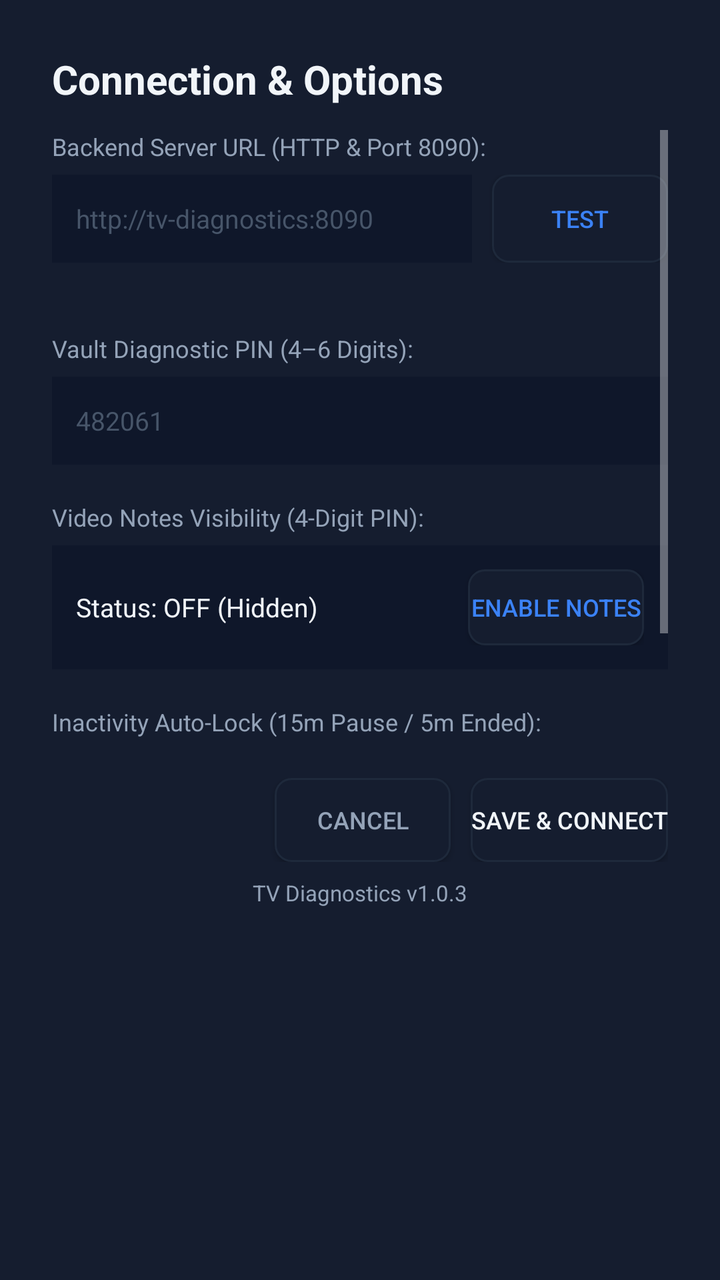
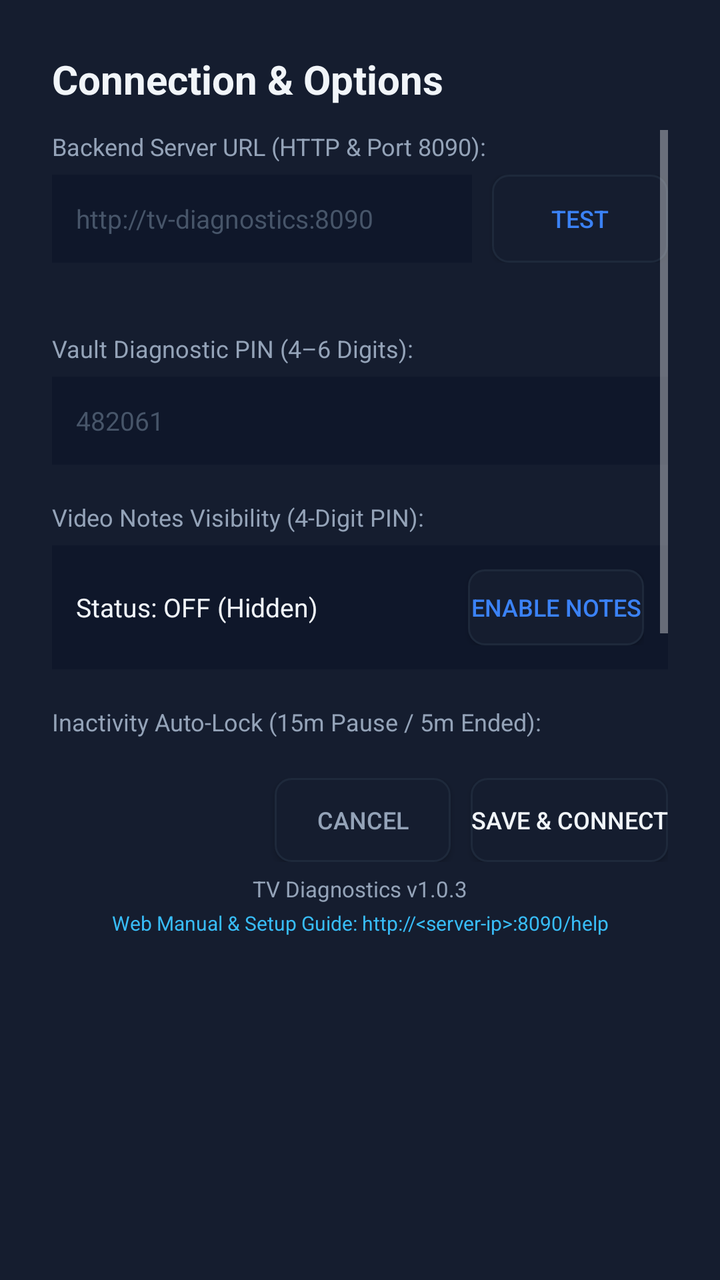

Before-and-after screenshots of an Android layout around one commit, followed by the original layout XML and the change that was made.
<!-- AndroidManifest.xml: application theme Theme.TVDiagnostics -->
<!-- res/layout/dialog_settings.xml -->
<?xml version="1.0" encoding="utf-8"?>
<LinearLayout xmlns:android="http://schemas.android.com/apk/res/android"
    android:layout_width="560dp"
    android:layout_height="wrap_content"
    android:orientation="vertical"
    android:background="@color/card_dark"
    android:padding="26dp">

    <TextView
        android:layout_width="wrap_content"
        android:layout_height="wrap_content"
        android:text="@string/btn_settings"
        android:textColor="@color/text_white"
        android:textSize="20sp"
        android:textStyle="bold"
        android:layout_marginBottom="12dp" />

    
    <ScrollView
        android:layout_width="match_parent"
        android:layout_height="310dp"
        android:scrollbars="vertical"
        android:fadeScrollbars="false"
        android:layout_marginBottom="14dp">

        <LinearLayout
            android:layout_width="match_parent"
            android:layout_height="wrap_content"
            android:orientation="vertical">

            
            <TextView
                android:layout_width="wrap_content"
                android:layout_height="wrap_content"
                android:text="Backend Server URL (HTTP &amp; Port 8090):"
                android:textColor="@color/text_muted"
                android:textSize="12sp"
                android:layout_marginBottom="6dp" />

            <LinearLayout
                android:layout_width="match_parent"
                android:layout_height="wrap_content"
                android:orientation="horizontal"
                android:gravity="center_vertical"
                android:layout_marginBottom="6dp">

                <EditText
                    android:id="@+id/etServerUrl"
                    android:layout_width="0dp"
                    android:layout_height="44dp"
                    android:layout_weight="1"
                    android:background="#0F172A"
                    android:paddingStart="12dp"
                    android:paddingEnd="12dp"
                    android:textColor="@color/text_white"
                    android:textSize="13sp"
                    android:hint="@string/default_server_url"
                    android:textColorHint="#475569"
                    android:inputType="textUri"
                    android:focusable="true"
                    android:layout_marginEnd="10dp" />

                <Button
                    android:id="@+id/btnTestConnection"
                    android:layout_width="wrap_content"
                    android:layout_height="44dp"
                    android:text="Test"
                    android:background="@drawable/btn_tv_focus"
                    android:textColor="@color/accent_blue"
                    android:textSize="12sp"
                    android:paddingStart="16dp"
                    android:paddingEnd="16dp"
                    android:focusable="true" />
            </LinearLayout>

            <TextView
                android:id="@+id/tvConnectionStatus"
                android:layout_width="match_parent"
                android:layout_height="wrap_content"
                android:text=""
                android:textSize="12sp"
                android:visibility="gone"
                android:layout_marginBottom="6dp" />

            <TextView
                android:id="@+id/tvDeviceIpHint"
                android:layout_width="match_parent"
                android:layout_height="wrap_content"
                android:text=""
                android:textColor="#94A3B8"
                android:textSize="11sp"
                android:layout_marginBottom="14dp" />

            
            <TextView
                android:layout_width="wrap_content"
                android:layout_height="wrap_content"
                android:text="Vault Diagnostic PIN (4–6 Digits):"
                android:textColor="@color/text_muted"
                android:textSize="12sp"
                android:layout_marginBottom="6dp" />

            <EditText
                android:id="@+id/etPinCode"
                android:layout_width="match_parent"
                android:layout_height="44dp"
                android:background="#0F172A"
                android:paddingStart="12dp"
                android:paddingEnd="12dp"
                android:textColor="@color/text_white"
                android:textSize="13sp"
                android:hint="482061"
                android:textColorHint="#475569"
                android:inputType="numberPassword"
                android:maxLength="6"
                android:focusable="true"
                android:layout_marginBottom="18dp" />

            
            <TextView
                android:layout_width="wrap_content"
                android:layout_height="wrap_content"
                android:text="Video Notes Visibility (4-Digit PIN):"
                android:textColor="@color/text_muted"
                android:textSize="12sp"
                android:layout_marginBottom="6dp" />

            <LinearLayout
                android:layout_width="match_parent"
                android:layout_height="wrap_content"
                android:orientation="horizontal"
                android:gravity="center_vertical"
                android:background="#0F172A"
                android:padding="12dp"
                android:layout_marginBottom="18dp">

                <TextView
                    android:id="@+id/tvNotesStatus"
                    android:layout_width="0dp"
                    android:layout_height="wrap_content"
                    android:layout_weight="1"
                    android:text="Status: OFF (Hidden)"
                    android:textColor="@color/text_white"
                    android:textSize="13sp" />

                <Button
                    android:id="@+id/btnToggleNotes"
                    android:layout_width="wrap_content"
                    android:layout_height="38dp"
                    android:background="@drawable/btn_tv_focus"
                    android:text="Enable Notes"
                    android:textColor="@color/accent_blue"
                    android:textSize="12sp"
                    android:focusable="true" />
            </LinearLayout>

            
            <TextView
                android:layout_width="wrap_content"
                android:layout_height="wrap_content"
                android:text="Inactivity Auto-Lock (15m Pause / 5m Ended):"
                android:textColor="@color/text_muted"
                android:textSize="12sp"
                android:layout_marginBottom="6dp" />

            <LinearLayout
                android:layout_width="match_parent"
                android:layout_height="wrap_content"
                android:orientation="horizontal"
                android:gravity="center_vertical"
                android:background="#0F172A"
                android:padding="12dp"
                android:layout_marginBottom="10dp">

                <TextView
                    android:id="@+id/tvAutoLockStatus"
                    android:layout_width="0dp"
                    android:layout_height="wrap_content"
                    android:layout_weight="1"
                    android:text="Status: Enabled (Active)"
                    android:textColor="@color/text_white"
                    android:textSize="13sp" />

                <Button
                    android:id="@+id/btnToggleAutoLock"
                    android:layout_width="wrap_content"
                    android:layout_height="38dp"
                    android:background="@drawable/btn_tv_focus"
                    android:text="Disable"
                    android:textColor="@color/accent_blue"
                    android:textSize="12sp"
                    android:focusable="true" />
            </LinearLayout>

        </LinearLayout>
    </ScrollView>

    
    <LinearLayout
        android:layout_width="match_parent"
        android:layout_height="wrap_content"
        android:orientation="horizontal"
        android:gravity="end">

        <Button
            android:id="@+id/btnSettingsCancel"
            android:layout_width="wrap_content"
            android:layout_height="42dp"
            android:text="Cancel"
            android:background="@drawable/btn_tv_focus"
            android:textColor="@color/text_muted"
            android:textSize="12sp"
            android:layout_marginEnd="10dp"
            android:focusable="true" />

        <Button
            android:id="@+id/btnSettingsSave"
            android:layout_width="wrap_content"
            android:layout_height="42dp"
            android:text="Save &amp; Connect"
            android:background="@drawable/btn_tv_focus"
            android:textColor="@color/text_white"
            android:textSize="12sp"
            android:focusable="true" />
    </LinearLayout>

    
    <TextView
        android:id="@+id/tvAppVersion"
        android:layout_width="match_parent"
        android:layout_height="wrap_content"
        android:text="TV Diagnostics v1.0.3"
        android:textColor="@color/text_muted"
        android:textSize="11sp"
        android:gravity="center"
        android:layout_marginTop="8dp" />

</LinearLayout>
<!-- resources referenced by this layout -->
<resources>
  <color name="accent_blue">#3B82F6</color>
  <color name="card_dark">#151D2F</color>
  <color name="text_muted">#94A3B8</color>
  <color name="text_white">#F1F5F9</color>
  <!-- drawable btn_tv_focus (drawable) -->
  <?xml version="1.0" encoding="utf-8"?>
  <selector xmlns:android="http://schemas.android.com/apk/res/android">
      <item android:state_focused="true">
          <shape android:shape="rectangle">
              <solid android:color="@color/card_focused" />
              <stroke android:width="3dp" android:color="@color/tv_focus_stroke" />
              <corners android:radius="8dp" />
          </shape>
      </item>
      <item android:state_pressed="true">
          <shape android:shape="rectangle">
              <solid android:color="@color/accent_blue" />
              <corners android:radius="8dp" />
          </shape>
      </item>
      <item>
          <shape android:shape="rectangle">
              <solid android:color="@color/card_dark" />
              <stroke android:width="1dp" android:color="@color/border_dark" />
              <corners android:radius="8dp" />
          </shape>
      </item>
  </selector>
  <string name="btn_settings">Connection &amp; Options</string>
  <string name="default_server_url">http://tv-diagnostics:8090</string>
  <style name="Theme.TVDiagnostics" parent="Theme.AppCompat.NoActionBar">
          <item name="android:windowBackground">@color/bg_dark</item>
          <item name="android:textColor">@color/text_white</item>
          <item name="colorPrimary">@color/accent_blue</item>
          <item name="colorAccent">@color/accent_blue</item>
      </style>
  <color name="card_focused">#2A3B5C</color>
  <color name="tv_focus_stroke">#60A5FA</color>
  <color name="border_dark">#1E293B</color>
  <color name="bg_dark">#0B0F19</color>
</resources>

<!-- the commit's change to res/layout/dialog_settings.xml (unified diff, before → after) -->
@@ -233,6 +233,16 @@
         android:textColor="@color/text_muted"
         android:textSize="11sp"
         android:gravity="center"
-        android:layout_marginTop="8dp" />
+        android:layout_marginTop="6dp" />
+
+    <TextView
+        android:id="@+id/tvAppHelpLink"
+        android:layout_width="match_parent"
+        android:layout_height="wrap_content"
+        android:text="Web Manual &amp; Setup Guide: http://&lt;server-ip&gt;:8090/help"
+        android:textColor="#38bdf8"
+        android:textSize="10sp"
+        android:gravity="center"
+        android:layout_marginTop="3dp" />
 
 </LinearLayout>
